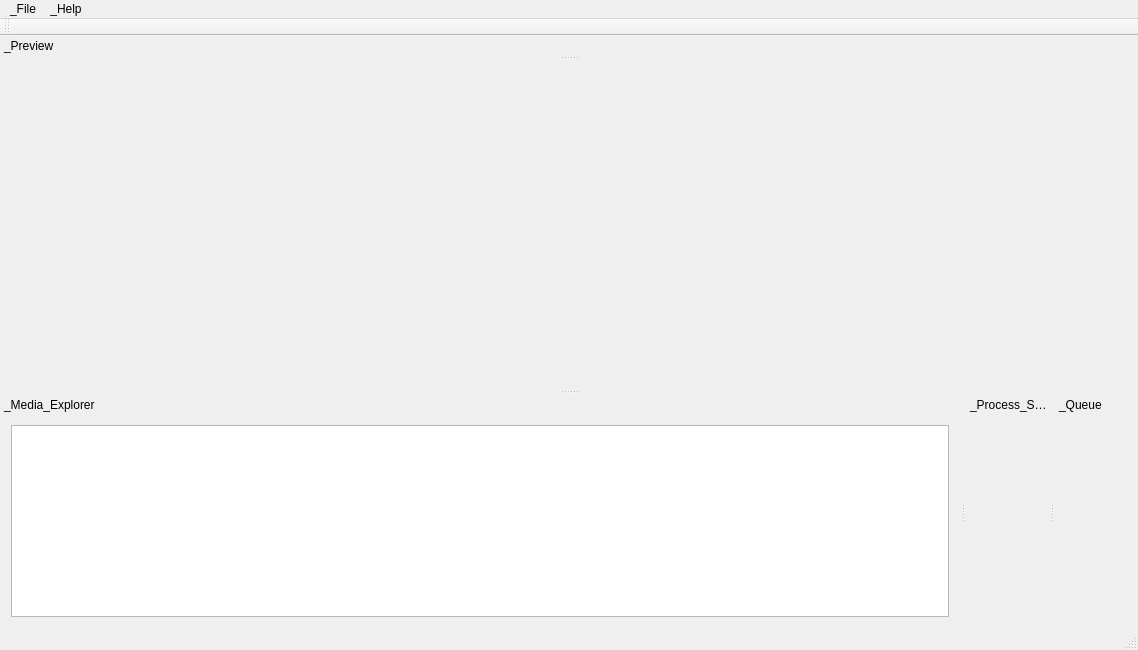
This is Source/OpenCine/MainWindow.ui in apertus-open-source-cinema/opencine as Qt 5 draws it before an edit. The edited form follows.
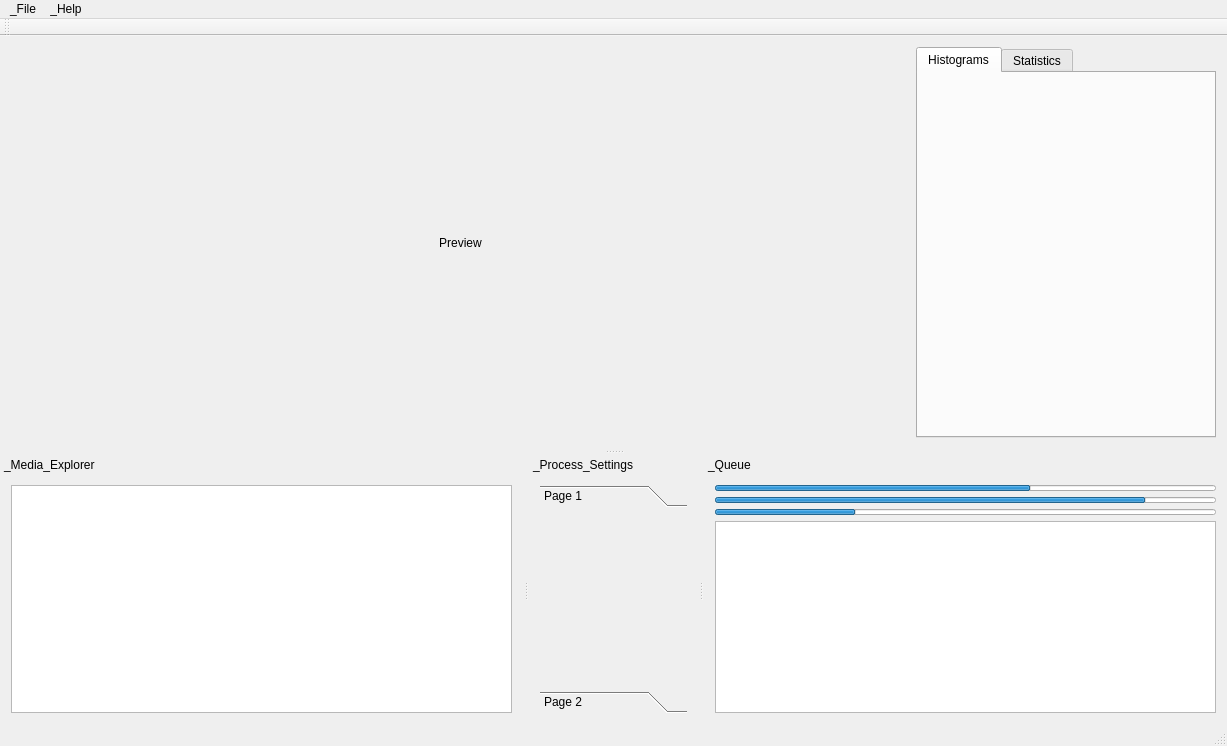
This is the edited form.

Commit message: - GUI adjustments (style and features) - Started implementing CinemaDNG info tool (may be removed in favor of LibRaw later)

```diff
--- a/Source/OpenCine/MainWindow.ui
+++ b/Source/OpenCine/MainWindow.ui
@@ -6,23 +6,59 @@
    <rect>
     <x>0</x>
     <y>0</y>
-    <width>1138</width>
-    <height>650</height>
+    <width>1227</width>
+    <height>746</height>
    </rect>
   </property>
   <property name="windowTitle">
    <string>_OpenCine</string>
   </property>
-  <property name="styleSheet">
-   <string notr="true"/>
-  </property>
-  <widget class="QWidget" name="centralWidget"/>
+  <widget class="QWidget" name="centralWidget">
+   <layout class="QGridLayout" name="gridLayout_3">
+    <item row="0" column="1">
+     <widget class="QTabWidget" name="tabWidget">
+      <property name="maximumSize">
+       <size>
+        <width>300</width>
+        <height>16777215</height>
+       </size>
+      </property>
+      <property name="currentIndex">
+       <number>0</number>
+      </property>
+      <widget class="QWidget" name="tab_3">
+       <attribute name="title">
+        <string>Histograms</string>
+       </attribute>
+      </widget>
+      <widget class="QWidget" name="tab_4">
+       <attribute name="title">
+        <string>Statistics</string>
+       </attribute>
+      </widget>
+     </widget>
+    </item>
+    <item row="0" column="0">
+     <widget class="QLabel" name="previewArea">
+      <property name="text">
+       <string>Preview</string>
+      </property>
+      <property name="scaledContents">
+       <bool>false</bool>
+      </property>
+      <property name="alignment">
+       <set>Qt::AlignCenter</set>
+      </property>
+     </widget>
+    </item>
+   </layout>
+  </widget>
   <widget class="QMenuBar" name="menuBar">
    <property name="geometry">
     <rect>
      <x>0</x>
      <y>0</y>
-     <width>1138</width>
+     <width>1227</width>
      <height>20</height>
     </rect>
    </property>
@@ -68,27 +104,50 @@
    </attribute>
    <widget class="QWidget" name="dockWidgetContents_3">
     <layout class="QGridLayout" name="gridLayout_2">
-     <item row="0" column="0">
-      <widget class="QListView" name="listView"/>
+     <item row="0" column="1">
+      <widget class="QListView" name="listView">
+       <property name="styleSheet">
+        <string notr="true">QScrollBar:vertical
+{
+	background: transparent;
+	min-width: 7px;
+}
+
+QScrollBar::handle:vertical 
+{
+    background: gray;
+	min-width: 7px;
+	min-height: 100px;
+	border-radius: 3px;
+	opacity: 127;
+}
+
+QScrollBar::add-line:vertical 
+{
+	width: 0px;  
+	height: 0px;
+}
+ 
+QScrollBar::sub-line:vertical 
+{
+	width: 0px;  
+    height: 0px;
+}</string>
+       </property>
+       <property name="alternatingRowColors">
+        <bool>true</bool>
+       </property>
+       <property name="verticalScrollMode">
+        <enum>QAbstractItemView::ScrollPerPixel</enum>
+       </property>
+       <property name="horizontalScrollMode">
+        <enum>QAbstractItemView::ScrollPerPixel</enum>
+       </property>
+      </widget>
      </item>
     </layout>
    </widget>
   </widget>
-  <widget class="QDockWidget" name="dockWidget">
-   <property name="features">
-    <set>QDockWidget::NoDockWidgetFeatures</set>
-   </property>
-   <property name="allowedAreas">
-    <set>Qt::TopDockWidgetArea</set>
-   </property>
-   <property name="windowTitle">
-    <string>_Preview</string>
-   </property>
-   <attribute name="dockWidgetArea">
-    <number>4</number>
-   </attribute>
-   <widget class="QWidget" name="dockWidgetContents"/>
-  </widget>
   <widget class="QDockWidget" name="dockWidget_2">
    <property name="features">
     <set>QDockWidget::DockWidgetMovable</set>
@@ -103,7 +162,41 @@
     <number>8</number>
    </attribute>
    <widget class="QWidget" name="dockWidgetContents_2">
-    <layout class="QGridLayout" name="gridLayout"/>
+    <layout class="QGridLayout" name="gridLayout">
+     <item row="0" column="0">
+      <widget class="QToolBox" name="toolBox">
+       <property name="currentIndex">
+        <number>0</number>
+       </property>
+       <widget class="QWidget" name="page">
+        <property name="geometry">
+         <rect>
+          <x>0</x>
+          <y>0</y>
+          <width>710</width>
+          <height>130</height>
+         </rect>
+        </property>
+        <attribute name="label">
+         <string>Page 1</string>
+        </attribute>
+       </widget>
+       <widget class="QWidget" name="page_2">
+        <property name="geometry">
+         <rect>
+          <x>0</x>
+          <y>0</y>
+          <width>710</width>
+          <height>130</height>
+         </rect>
+        </property>
+        <attribute name="label">
+         <string>Page 2</string>
+        </attribute>
+       </widget>
+      </widget>
+     </item>
+    </layout>
    </widget>
   </widget>
   <widget class="QDockWidget" name="dockWidget_4">
@@ -119,7 +212,106 @@
    <attribute name="dockWidgetArea">
     <number>8</number>
    </attribute>
-   <widget class="QWidget" name="dockWidgetContents_10"/>
+   <widget class="QWidget" name="dockWidgetContents_10">
+    <layout class="QGridLayout" name="gridLayout_4">
+     <item row="3" column="1">
+      <widget class="QListView" name="listView_2"/>
+     </item>
+     <item row="0" column="1">
+      <widget class="QProgressBar" name="progressBar">
+       <property name="sizePolicy">
+        <sizepolicy hsizetype="Preferred" vsizetype="Fixed">
+         <horstretch>0</horstretch>
+         <verstretch>0</verstretch>
+        </sizepolicy>
+       </property>
+       <property name="maximumSize">
+        <size>
+         <width>16777215</width>
+         <height>6</height>
+        </size>
+       </property>
+       <property name="value">
+        <number>63</number>
+       </property>
+       <property name="alignment">
+        <set>Qt::AlignCenter</set>
+       </property>
+       <property name="textVisible">
+        <bool>false</bool>
+       </property>
+       <property name="orientation">
+        <enum>Qt::Horizontal</enum>
+       </property>
+       <property name="invertedAppearance">
+        <bool>false</bool>
+       </property>
+      </widget>
+     </item>
+     <item row="1" column="1">
+      <widget class="QProgressBar" name="progressBar_2">
+       <property name="sizePolicy">
+        <sizepolicy hsizetype="Preferred" vsizetype="Fixed">
+         <horstretch>0</horstretch>
+         <verstretch>0</verstretch>
+        </sizepolicy>
+       </property>
+       <property name="maximumSize">
+        <size>
+         <width>16777215</width>
+         <height>6</height>
+        </size>
+       </property>
+       <property name="value">
+        <number>86</number>
+       </property>
+       <property name="alignment">
+        <set>Qt::AlignCenter</set>
+       </property>
+       <property name="textVisible">
+        <bool>false</bool>
+       </property>
+       <property name="orientation">
+        <enum>Qt::Horizontal</enum>
+       </property>
+       <property name="invertedAppearance">
+        <bool>false</bool>
+       </property>
+      </widget>
+     </item>
+     <item row="2" column="1">
+      <widget class="QProgressBar" name="progressBar_3">
+       <property name="sizePolicy">
+        <sizepolicy hsizetype="Preferred" vsizetype="Fixed">
+         <horstretch>0</horstretch>
+         <verstretch>0</verstretch>
+        </sizepolicy>
+       </property>
+       <property name="maximumSize">
+        <size>
+         <width>16777215</width>
+         <height>6</height>
+        </size>
+       </property>
+       <property name="value">
+        <number>28</number>
+       </property>
+       <property name="alignment">
+        <set>Qt::AlignCenter</set>
+       </property>
+       <property name="textVisible">
+        <bool>false</bool>
+       </property>
+       <property name="orientation">
+        <enum>Qt::Horizontal</enum>
+       </property>
+       <property name="invertedAppearance">
+        <bool>false</bool>
+       </property>
+      </widget>
+     </item>
+    </layout>
+   </widget>
   </widget>
   <action name="actionQuit">
    <property name="text">
```
The commit also changes 15 other files.
